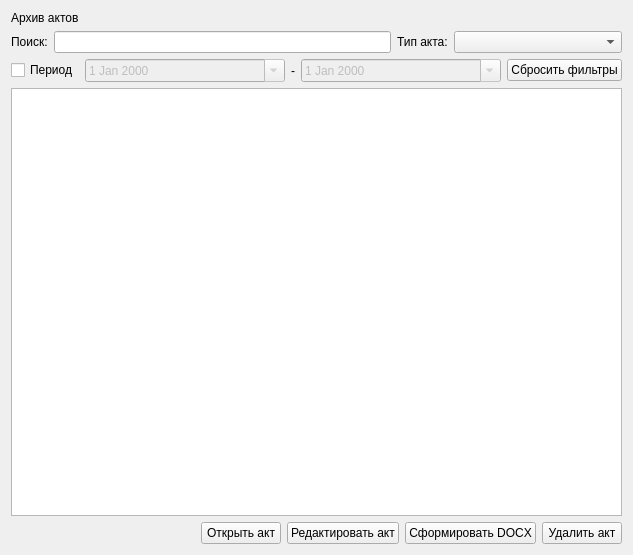
Old version of the form ui/archivewidget.ui in the repository nikola240698/MeteringActs.
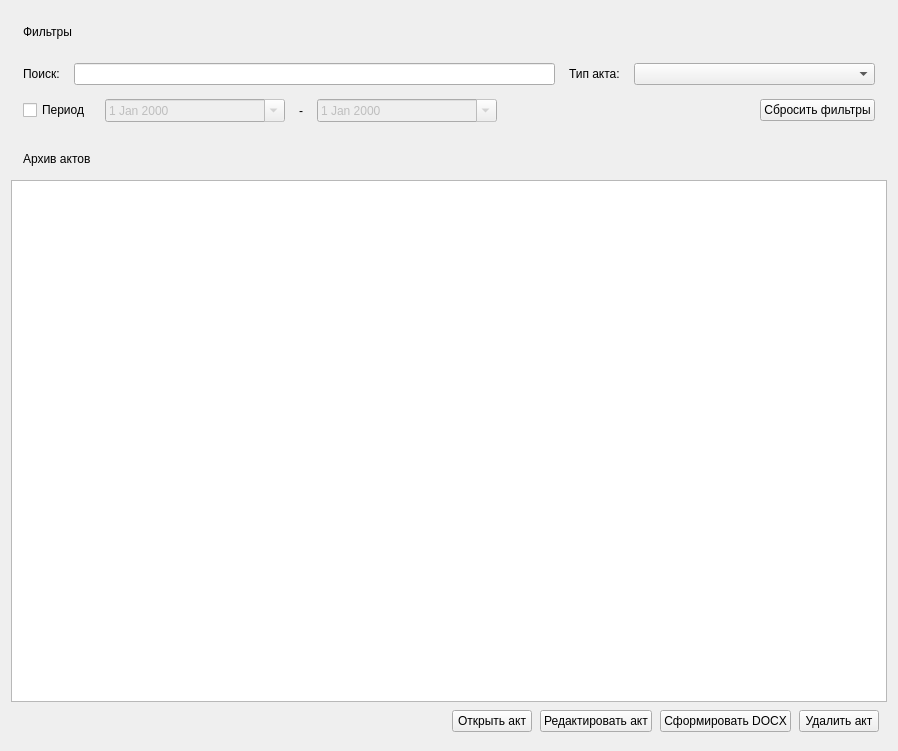
New version of the form.

```diff
--- a/ui/archivewidget.ui
+++ b/ui/archivewidget.ui
@@ -6,8 +6,8 @@
    <rect>
     <x>0</x>
     <y>0</y>
-    <width>633</width>
-    <height>555</height>
+    <width>898</width>
+    <height>751</height>
    </rect>
   </property>
   <property name="windowTitle">
@@ -15,12 +15,105 @@
   </property>
   <layout class="QVBoxLayout" name="verticalLayout">
    <item>
-    <widget class="QLabel" name="titleLabel">
+    <widget class="QFrame" name="filtersCard">
+     <property name="minimumSize">
+      <size>
+       <width>0</width>
+       <height>100</height>
+      </size>
+     </property>
+     <property name="frameShape">
+      <enum>QFrame::Shape::NoFrame</enum>
+     </property>
+     <property name="frameShadow">
+      <enum>QFrame::Shadow::Raised</enum>
+     </property>
+     <property name="card" stdset="0">
+      <bool>true</bool>
+     </property>
+     <layout class="QVBoxLayout" name="filtersCardLayout">
+      <property name="spacing">
+       <number>0</number>
+      </property>
+      <property name="leftMargin">
+       <number>0</number>
+      </property>
+      <property name="topMargin">
+       <number>0</number>
+      </property>
+      <property name="rightMargin">
+       <number>0</number>
+      </property>
+      <property name="bottomMargin">
+       <number>0</number>
+      </property>
+      <item>
+       <widget class="QWidget" name="filtersCardTitle" native="true">
+        <property name="minimumSize">
+         <size>
+          <width>0</width>
+          <height>42</height>
+         </size>
+        </property>
+        <property name="maximumSize">
+         <size>
+          <width>16777215</width>
+          <height>42</height>
+         </size>
+        </property>
+        <property name="cardHeader" stdset="0">
+         <bool>true</bool>
+        </property>
+        <layout class="QHBoxLayout" name="filtersCardTitleLyout">
+         <property name="spacing">
+          <number>14</number>
+         </property>
+         <property name="leftMargin">
+          <number>12</number>
+         </property>
+         <property name="topMargin">
+          <number>0</number>
+         </property>
+         <property name="rightMargin">
+          <number>12</number>
+         </property>
+         <property name="bottomMargin">
+          <number>0</number>
+         </property>
+         <item>
+          <widget class="QLabel" name="label">
      <property name="text">
-      <string>Архив актов</string>
-     </property>
-    </widget>
-   </item>
+            <string>Фильтры</string>
+           </property>
+           <property name="cardHeaderTitle" stdset="0">
+            <bool>true</bool>
+           </property>
+          </widget>
+         </item>
+        </layout>
+       </widget>
+      </item>
+      <item>
+       <widget class="QWidget" name="filtersCardBody" native="true">
+        <property name="cardBody" stdset="0">
+         <bool>true</bool>
+        </property>
+        <layout class="QVBoxLayout" name="filtersCardBodyLayout">
+         <property name="spacing">
+          <number>14</number>
+         </property>
+         <property name="leftMargin">
+          <number>12</number>
+         </property>
+         <property name="topMargin">
+          <number>10</number>
+         </property>
+         <property name="rightMargin">
+          <number>12</number>
+         </property>
+         <property name="bottomMargin">
+          <number>10</number>
+         </property>
    <item>
     <layout class="QHBoxLayout" name="horizontalLayout">
      <item>
@@ -77,11 +170,23 @@
         <bool>false</bool>
        </property>
        <property name="sizePolicy">
-        <sizepolicy hsizetype="Expanding" vsizetype="Fixed">
+              <sizepolicy hsizetype="Preferred" vsizetype="Fixed">
          <horstretch>1</horstretch>
          <verstretch>0</verstretch>
         </sizepolicy>
        </property>
+             <property name="minimumSize">
+              <size>
+               <width>180</width>
+               <height>0</height>
+              </size>
+             </property>
+             <property name="maximumSize">
+              <size>
+               <width>180</width>
+               <height>16777215</height>
+              </size>
+             </property>
        <property name="calendarPopup">
         <bool>true</bool>
        </property>
@@ -100,16 +205,41 @@
         <bool>false</bool>
        </property>
        <property name="sizePolicy">
-        <sizepolicy hsizetype="Expanding" vsizetype="Fixed">
+              <sizepolicy hsizetype="Preferred" vsizetype="Fixed">
          <horstretch>1</horstretch>
          <verstretch>0</verstretch>
         </sizepolicy>
        </property>
+             <property name="minimumSize">
+              <size>
+               <width>180</width>
+               <height>0</height>
+              </size>
+             </property>
+             <property name="maximumSize">
+              <size>
+               <width>180</width>
+               <height>16777215</height>
+              </size>
+             </property>
        <property name="calendarPopup">
         <bool>true</bool>
        </property>
       </widget>
      </item>
+           <item>
+            <spacer name="horizontalSpacer_2">
+             <property name="orientation">
+              <enum>Qt::Orientation::Horizontal</enum>
+             </property>
+             <property name="sizeHint" stdset="0">
+              <size>
+               <width>40</width>
+               <height>20</height>
+              </size>
+             </property>
+            </spacer>
+           </item>
      <item>
       <widget class="QPushButton" name="resetFiltersButton">
        <property name="text">
@@ -119,11 +249,133 @@
      </item>
     </layout>
    </item>
+        </layout>
+       </widget>
+      </item>
+     </layout>
+    </widget>
+   </item>
+   <item>
+    <widget class="QFrame" name="archiveCard">
+     <property name="minimumSize">
+      <size>
+       <width>0</width>
+       <height>200</height>
+      </size>
+     </property>
+     <property name="frameShape">
+      <enum>QFrame::Shape::NoFrame</enum>
+     </property>
+     <property name="frameShadow">
+      <enum>QFrame::Shadow::Raised</enum>
+     </property>
+     <property name="card" stdset="0">
+      <bool>true</bool>
+     </property>
+     <layout class="QVBoxLayout" name="archiveCardLayout">
+      <property name="spacing">
+       <number>0</number>
+      </property>
+      <property name="leftMargin">
+       <number>0</number>
+      </property>
+      <property name="topMargin">
+       <number>0</number>
+      </property>
+      <property name="rightMargin">
+       <number>0</number>
+      </property>
+      <property name="bottomMargin">
+       <number>0</number>
+      </property>
+      <item>
+       <widget class="QWidget" name="archiveCardTitle" native="true">
+        <property name="minimumSize">
+         <size>
+          <width>0</width>
+          <height>42</height>
+         </size>
+        </property>
+        <property name="maximumSize">
+         <size>
+          <width>16777215</width>
+          <height>42</height>
+         </size>
+        </property>
+        <property name="cardHeader" stdset="0">
+         <bool>true</bool>
+        </property>
+        <layout class="QHBoxLayout" name="archiveCardTitleLayout">
+         <property name="spacing">
+          <number>14</number>
+         </property>
+         <property name="leftMargin">
+          <number>12</number>
+         </property>
+         <property name="topMargin">
+          <number>0</number>
+         </property>
+         <property name="rightMargin">
+          <number>12</number>
+         </property>
+         <property name="bottomMargin">
+          <number>0</number>
+         </property>
+         <item>
+          <widget class="QLabel" name="archiveCardTitleLabel">
+           <property name="text">
+            <string>Архив актов</string>
+           </property>
+           <property name="cardHeaderTitle" stdset="0">
+            <bool>true</bool>
+           </property>
+          </widget>
+         </item>
+        </layout>
+       </widget>
+      </item>
+      <item>
+       <widget class="QWidget" name="archiveCardBody" native="true">
+        <property name="cardBody" stdset="0">
+         <bool>true</bool>
+        </property>
+        <layout class="QVBoxLayout" name="archiveCardBodyLayout">
+         <property name="spacing">
+          <number>8</number>
+         </property>
+         <property name="leftMargin">
+          <number>0</number>
+         </property>
+         <property name="topMargin">
+          <number>0</number>
+         </property>
+         <property name="rightMargin">
+          <number>0</number>
+         </property>
+         <property name="bottomMargin">
+          <number>0</number>
+         </property>
    <item>
     <widget class="QTableView" name="actsTableView"/>
    </item>
    <item>
-    <layout class="QHBoxLayout" name="buttonLyaout">
+          <widget class="QWidget" name="buttonsArchiveWidget" native="true">
+           <layout class="QHBoxLayout" name="buttonsArchiveWidgetLayout">
+            <property name="spacing">
+             <number>8</number>
+            </property>
+            <property name="leftMargin">
+             <number>8</number>
+            </property>
+            <property name="topMargin">
+             <number>0</number>
+            </property>
+            <property name="rightMargin">
+             <number>8</number>
+            </property>
+            <property name="bottomMargin">
+             <number>8</number>
+            </property>
      <item>
       <spacer name="horizontalSpacer">
        <property name="orientation">
@@ -139,6 +391,18 @@
      </item>
      <item>
       <widget class="QPushButton" name="openActButton">
+              <property name="minimumSize">
+               <size>
+                <width>0</width>
+                <height>0</height>
+               </size>
+              </property>
+              <property name="maximumSize">
+               <size>
+                <width>16777215</width>
+                <height>16777215</height>
+               </size>
+              </property>
        <property name="text">
         <string>Открыть акт</string>
        </property>
@@ -146,6 +410,18 @@
      </item>
      <item>
       <widget class="QPushButton" name="editActButton">
+              <property name="minimumSize">
+               <size>
+                <width>0</width>
+                <height>0</height>
+               </size>
+              </property>
+              <property name="maximumSize">
+               <size>
+                <width>16777215</width>
+                <height>16777215</height>
+               </size>
+              </property>
        <property name="text">
         <string>Редактировать акт</string>
        </property>
@@ -153,6 +429,18 @@
      </item>
      <item>
       <widget class="QPushButton" name="generateDocxButton">
+              <property name="minimumSize">
+               <size>
+                <width>0</width>
+                <height>0</height>
+               </size>
+              </property>
+              <property name="maximumSize">
+               <size>
+                <width>16777215</width>
+                <height>16777215</height>
+               </size>
+              </property>
        <property name="text">
         <string>Сформировать DOCX</string>
        </property>
@@ -160,12 +448,31 @@
      </item>
      <item>
       <widget class="QPushButton" name="deleteActButton">
+              <property name="minimumSize">
+               <size>
+                <width>0</width>
+                <height>0</height>
+               </size>
+              </property>
+              <property name="maximumSize">
+               <size>
+                <width>16777215</width>
+                <height>16777215</height>
+               </size>
+              </property>
        <property name="text">
         <string>Удалить акт</string>
        </property>
       </widget>
      </item>
     </layout>
+          </widget>
+         </item>
+        </layout>
+       </widget>
+      </item>
+     </layout>
+    </widget>
    </item>
   </layout>
  </widget>
```
Left out of the diff: 34 changed lines with no effect on the pictures. Lines whose indentation alone changed are shown as unchanged.
